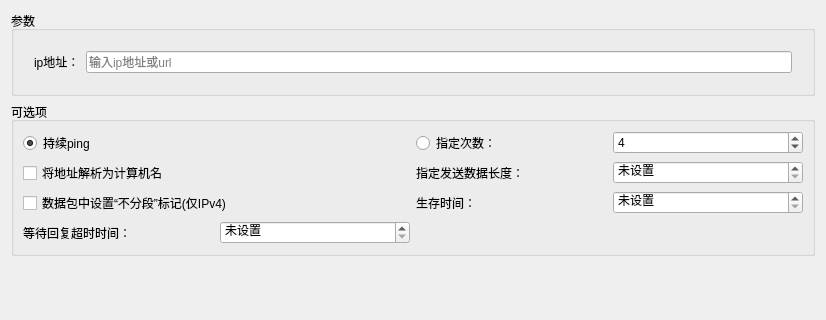
Old version of the form src/EasyCmd/CmdEditors/PingCmdEditor.ui in the repository doasyourself/EasyCmd; both pictures show x 0 to 826 and y 0 to 320 of the 826 by 522 pixel window.
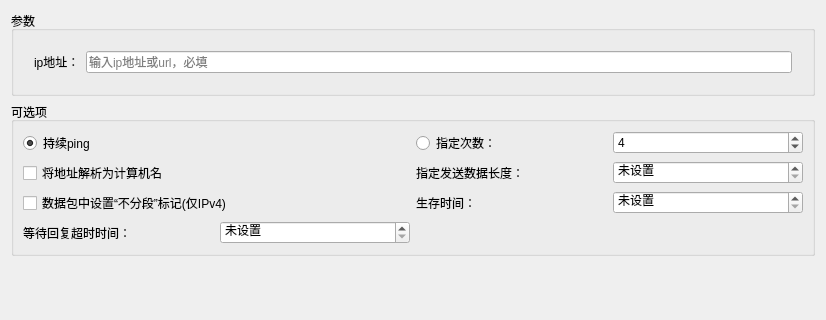
New version of the form.

What changed in the file:
```diff
--- a/src/EasyCmd/CmdEditors/PingCmdEditor.ui
+++ b/src/EasyCmd/CmdEditors/PingCmdEditor.ui
@@ -47,7 +47,7 @@
            <string/>
           </property>
           <property name="placeholderText">
-           <string>输入ip地址或url</string>
+           <string>输入ip地址或url，必填</string>
           </property>
           <property name="clearButtonEnabled">
            <bool>true</bool>
```
